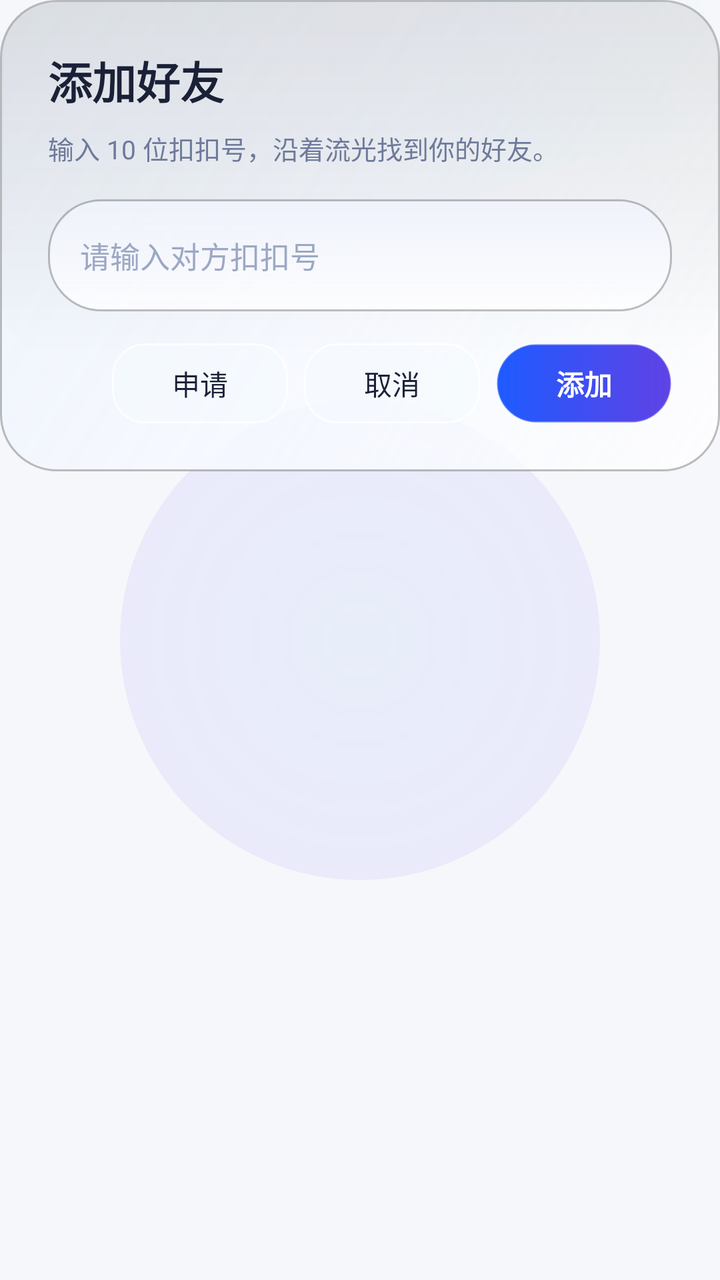
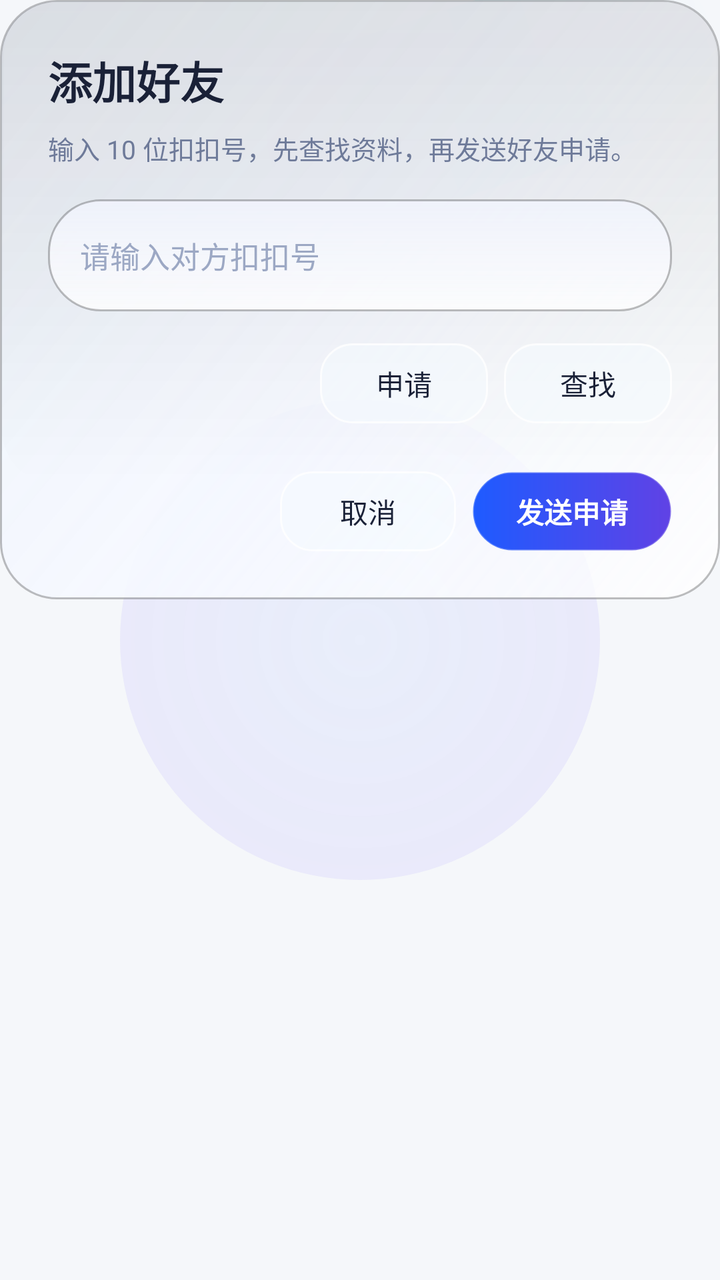

Screens rendered from an Android XML layout before and after an edit, with the pre-edit source and the edit as a unified diff.
<!-- AndroidManifest.xml: application theme Theme.Koukou -->
<!-- res/layout/dialog_add_friend.xml -->
<?xml version="1.0" encoding="utf-8"?>
<FrameLayout xmlns:android="http://schemas.android.com/apk/res/android"
    android:layout_width="match_parent"
    android:layout_height="wrap_content"
    android:layout_marginHorizontal="@dimen/space_md">

    <View
        android:id="@+id/dialog_halo"
        android:layout_width="240dp"
        android:layout_height="240dp"
        android:layout_gravity="center"
        android:alpha="0.32"
        android:background="@drawable/bg_butterfly_halo" />

    <View
        android:id="@+id/dialog_sheen"
        android:layout_width="230dp"
        android:layout_height="92dp"
        android:layout_gravity="top|end"
        android:alpha="0.2"
        android:background="@drawable/bg_butterfly_sheen"
        android:rotation="-18" />

    <LinearLayout
        android:layout_width="match_parent"
        android:layout_height="wrap_content"
        android:background="@drawable/bg_butterfly_glass_card"
        android:orientation="vertical"
        android:padding="@dimen/dialog_padding">

        <TextView
            android:id="@+id/tv_dialog_title"
            android:layout_width="wrap_content"
            android:layout_height="wrap_content"
            android:text="添加好友"
            android:textColor="@color/butterfly_text_primary"
            android:textSize="22sp"
            android:textStyle="bold" />

        <TextView
            android:id="@+id/tv_dialog_subtitle"
            android:layout_width="wrap_content"
            android:layout_height="wrap_content"
            android:layout_marginTop="@dimen/space_sm"
            android:text="输入 10 位扣扣号，沿着流光找到你的好友。"
            android:textColor="@color/butterfly_text_secondary"
            android:textSize="13sp" />

        <EditText
            android:id="@+id/et_target_id"
            android:layout_width="match_parent"
            android:layout_height="@dimen/input_min_height"
            android:layout_marginTop="@dimen/space_md"
            android:background="@drawable/bg_butterfly_input_bar"
            android:gravity="center_vertical"
            android:hint="请输入对方扣扣号"
            android:inputType="number"
            android:maxLength="10"
            android:paddingHorizontal="@dimen/input_horizontal_padding"
            android:textColor="@color/butterfly_text_primary"
            android:textColorHint="@color/butterfly_text_muted"
            android:textSize="15sp" />

        <LinearLayout
            android:layout_width="match_parent"
            android:layout_height="wrap_content"
            android:layout_marginTop="@dimen/space_md"
            android:gravity="end"
            android:orientation="horizontal">

            <TextView
                android:id="@+id/btn_requests"
                android:layout_width="wrap_content"
                android:layout_height="@dimen/button_secondary_height"
                android:background="@drawable/bg_profile_btn_outline"
                android:gravity="center"
                android:minWidth="88dp"
                android:paddingHorizontal="@dimen/space_md"
                android:text="申请"
                android:textColor="@color/butterfly_text_primary"
                android:textSize="14sp" />

            <TextView
                android:id="@+id/btn_cancel"
                android:layout_width="wrap_content"
                android:layout_height="@dimen/button_secondary_height"
                android:layout_marginStart="@dimen/space_sm"
                android:background="@drawable/bg_profile_btn_outline"
                android:gravity="center"
                android:minWidth="88dp"
                android:paddingHorizontal="@dimen/space_md"
                android:text="取消"
                android:textColor="@color/butterfly_text_primary"
                android:textSize="14sp" />

            <TextView
                android:id="@+id/btn_confirm"
                android:layout_width="wrap_content"
                android:layout_height="@dimen/button_secondary_height"
                android:layout_marginStart="@dimen/space_sm"
                android:background="@drawable/bg_button_gradient_20"
                android:gravity="center"
                android:minWidth="88dp"
                android:paddingHorizontal="@dimen/space_md"
                android:text="添加"
                android:textColor="@color/butterfly_pearl"
                android:textSize="14sp"
                android:textStyle="bold" />
        </LinearLayout>
    </LinearLayout>

</FrameLayout>
<!-- resources referenced by this layout -->
<resources>
  <color name="butterfly_pearl">#FFFFFF</color>
  <color name="butterfly_text_muted">#9CA8C4</color>
  <color name="butterfly_text_primary">#1A2137</color>
  <color name="butterfly_text_secondary">#6E7A99</color>
  <dimen name="button_secondary_height">40dp</dimen>
  <dimen name="dialog_padding">24dp</dimen>
  <dimen name="input_horizontal_padding">16dp</dimen>
  <dimen name="input_min_height">56dp</dimen>
  <dimen name="space_md">16dp</dimen>
  <dimen name="space_sm">8dp</dimen>
  <!-- drawable bg_butterfly_halo (drawable) -->
  <?xml version="1.0" encoding="utf-8"?>
  <shape xmlns:android="http://schemas.android.com/apk/res/android"
      android:shape="oval">
      <gradient
          android:centerColor="#4C805CFF"
          android:endColor="#00081218"
          android:gradientRadius="320dp"
          android:startColor="#2E1E5BFF"
          android:type="radial" />
  </shape>
  <!-- drawable bg_profile_btn_outline (drawable) -->
  <?xml version="1.0" encoding="utf-8"?>
  <shape xmlns:android="http://schemas.android.com/apk/res/android"
      android:shape="rectangle">
      <solid android:color="#82F6FBFF" />
      <stroke
          android:width="1dp"
          android:color="#CCFFFFFF" />
      <corners android:radius="16dp" />
  </shape>
  <style name="Theme.Koukou" parent="Base.Theme.Koukou" />
  <color name="butterfly_primary">#1E5BFF</color>
  <color name="butterfly_purple">#6042E5</color>
  <color name="md_theme_primary">#00D4FF</color>
  <color name="md_theme_onPrimary">#FFFFFF</color>
  <color name="md_theme_primaryContainer">#EAF4FB</color>
  <color name="md_theme_secondary">#7B2FFF</color>
  <color name="md_theme_onSecondary">#FFFFFF</color>
  <color name="md_theme_background">#F5F7FA</color>
  <color name="md_theme_surface">#FFFFFF</color>
  <color name="md_theme_onBackground">#1A2137</color>
  <color name="md_theme_onSurface">#1A2137</color>
  <style name="Widget.Koukou.Toolbar" parent="Widget.Material3.Toolbar">
          <item name="android:layout_height">@dimen/app_bar_height</item>
          <item name="titleTextColor">@color/butterfly_text_primary</item>
          <item name="subtitleTextColor">@color/butterfly_text_secondary</item>
          <item name="android:background">@android:color/transparent</item>
      </style>
  <style name="Widget.Koukou.Card" parent="Widget.Material3.CardView.Elevated">
          <item name="cardCornerRadius">@dimen/card_radius</item>
          <item name="cardElevation">@dimen/card_elevation</item>
          <item name="strokeColor">@color/card_border</item>
          <item name="strokeWidth">1dp</item>
          <item name="cardBackgroundColor">@color/card_background</item>
      </style>
  <style name="Widget.Koukou.Button" parent="Widget.Material3.Button">
          <item name="cornerRadius">24dp</item>
          <item name="android:minHeight">@dimen/button_primary_height</item>
          <item name="android:textAllCaps">false</item>
      </style>
  <dimen name="app_bar_height">56dp</dimen>
  <dimen name="card_radius">16dp</dimen>
  <dimen name="card_elevation">4dp</dimen>
  <color name="card_border">#D4DCE8</color>
  <color name="card_background">#FFFFFF</color>
  <dimen name="button_primary_height">48dp</dimen>
  <dimen name="input_corner_radius">12dp</dimen>
  <!-- unchanged entries left out for length: 6 -->
</resources>

<!-- the commit's change to res/layout/dialog_add_friend.xml (unified diff, before → after) -->
@@ -22,6 +22,7 @@
         android:rotation="-18" />
 
     <LinearLayout
+        android:id="@+id/layout_dialog_card"
         android:layout_width="match_parent"
         android:layout_height="wrap_content"
         android:background="@drawable/bg_butterfly_glass_card"
@@ -42,7 +43,7 @@
             android:layout_width="wrap_content"
             android:layout_height="wrap_content"
             android:layout_marginTop="@dimen/space_sm"
-            android:text="输入 10 位扣扣号，沿着流光找到你的好友。"
+            android:text="输入 10 位扣扣号，先查找资料，再发送好友申请。"
             android:textColor="@color/butterfly_text_secondary"
             android:textSize="13sp" />
 
@@ -74,17 +75,93 @@
                 android:layout_height="@dimen/button_secondary_height"
                 android:background="@drawable/bg_profile_btn_outline"
                 android:gravity="center"
-                android:minWidth="88dp"
+                android:minWidth="84dp"
                 android:paddingHorizontal="@dimen/space_md"
                 android:text="申请"
                 android:textColor="@color/butterfly_text_primary"
                 android:textSize="14sp" />
 
             <TextView
+                android:id="@+id/btn_search"
+                android:layout_width="wrap_content"
+                android:layout_height="@dimen/button_secondary_height"
+                android:layout_marginStart="@dimen/space_sm"
+                android:background="@drawable/bg_profile_btn_outline"
+                android:gravity="center"
+                android:minWidth="84dp"
+                android:paddingHorizontal="@dimen/space_md"
+                android:text="查找"
+                android:textColor="@color/butterfly_text_primary"
+                android:textSize="14sp" />
+        </LinearLayout>
+
+        <LinearLayout
+            android:id="@+id/layout_user_preview"
+            android:layout_width="match_parent"
+            android:layout_height="wrap_content"
+            android:layout_marginTop="@dimen/space_md"
+            android:background="@drawable/bg_butterfly_list_card"
+            android:gravity="center_vertical"
+            android:minHeight="@dimen/list_item_double_height"
+            android:orientation="horizontal"
+            android:padding="@dimen/card_inner_padding"
+            android:visibility="gone">
+
+            <ImageView
+                android:id="@+id/iv_preview_avatar"
+                android:layout_width="52dp"
+                android:layout_height="52dp"
+                android:scaleType="centerCrop" />
+
+            <LinearLayout
+                android:layout_width="0dp"
+                android:layout_height="wrap_content"
+                android:layout_marginStart="@dimen/space_md"
+                android:layout_weight="1"
+                android:orientation="vertical">
+
+                <TextView
+                    android:id="@+id/tv_preview_name"
+                    android:layout_width="wrap_content"
+                    android:layout_height="wrap_content"
+                    android:text="等待查找"
+                    android:textColor="@color/butterfly_text_primary"
+                    android:textSize="16sp"
+                    android:textStyle="bold" />
+
+                <TextView
+                    android:id="@+id/tv_preview_id"
+                    android:layout_width="wrap_content"
+                    android:layout_height="wrap_content"
+                    android:layout_marginTop="@dimen/space_xs"
+                    android:text="扣扣号"
+                    android:textColor="@color/butterfly_cyan"
+                    android:textSize="13sp" />
+
+                <TextView
+                    android:id="@+id/tv_preview_signature"
+                    android:layout_width="wrap_content"
+                    android:layout_height="wrap_content"
+                    android:layout_marginTop="@dimen/space_xs"
+                    android:ellipsize="end"
+                    android:maxLines="2"
+                    android:text="查找到用户后，这里会显示个性签名。"
+                    android:textColor="@color/butterfly_text_secondary"
+                    android:textSize="13sp" />
+            </LinearLayout>
+        </LinearLayout>
+
+        <LinearLayout
+            android:layout_width="match_parent"
+            android:layout_height="wrap_content"
+            android:layout_marginTop="@dimen/space_lg"
+            android:gravity="end"
+            android:orientation="horizontal">
+
+            <TextView
                 android:id="@+id/btn_cancel"
                 android:layout_width="wrap_content"
                 android:layout_height="@dimen/button_secondary_height"
-                android:layout_marginStart="@dimen/space_sm"
                 android:background="@drawable/bg_profile_btn_outline"
                 android:gravity="center"
                 android:minWidth="88dp"
@@ -100,9 +177,9 @@
                 android:layout_marginStart="@dimen/space_sm"
                 android:background="@drawable/bg_button_gradient_20"
                 android:gravity="center"
-                android:minWidth="88dp"
+                android:minWidth="100dp"
                 android:paddingHorizontal="@dimen/space_md"
-                android:text="添加"
+                android:text="发送申请"
                 android:textColor="@color/butterfly_pearl"
                 android:textSize="14sp"
                 android:textStyle="bold" />
<!-- resource entries referenced after the edit -->
@@ -1,15 +1,20 @@
 <!-- resources referenced by this layout -->
 <resources>
+  <color name="butterfly_cyan">#009ECB</color>
   <color name="butterfly_pearl">#FFFFFF</color>
   <color name="butterfly_text_muted">#9CA8C4</color>
   <color name="butterfly_text_primary">#1A2137</color>
   <color name="butterfly_text_secondary">#6E7A99</color>
   <dimen name="button_secondary_height">40dp</dimen>
+  <dimen name="card_inner_padding">16dp</dimen>
   <dimen name="dialog_padding">24dp</dimen>
   <dimen name="input_horizontal_padding">16dp</dimen>
   <dimen name="input_min_height">56dp</dimen>
+  <dimen name="list_item_double_height">72dp</dimen>
+  <dimen name="space_lg">24dp</dimen>
   <dimen name="space_md">16dp</dimen>
   <dimen name="space_sm">8dp</dimen>
+  <dimen name="space_xs">4dp</dimen>
   <!-- drawable bg_butterfly_halo (drawable) -->
   <?xml version="1.0" encoding="utf-8"?>
   <shape xmlns:android="http://schemas.android.com/apk/res/android"
@@ -20,6 +25,21 @@
           android:gradientRadius="320dp"
           android:startColor="#2E1E5BFF"
           android:type="radial" />
+  </shape>
+  <!-- drawable bg_butterfly_list_card (drawable) -->
+  <?xml version="1.0" encoding="utf-8"?>
+  <shape xmlns:android="http://schemas.android.com/apk/res/android"
+      android:shape="rectangle">
+      <gradient
+          android:angle="0"
+          android:endColor="#A2FFFFFF"
+          android:centerColor="#BFFFFFFF"
+          android:startColor="#D3FFFFFF"
+          android:type="linear" />
+      <stroke
+          android:width="1dp"
+          android:color="#45000000" />
+      <corners android:radius="24dp" />
   </shape>
   <!-- drawable bg_profile_btn_outline (drawable) -->
   <?xml version="1.0" encoding="utf-8"?>
